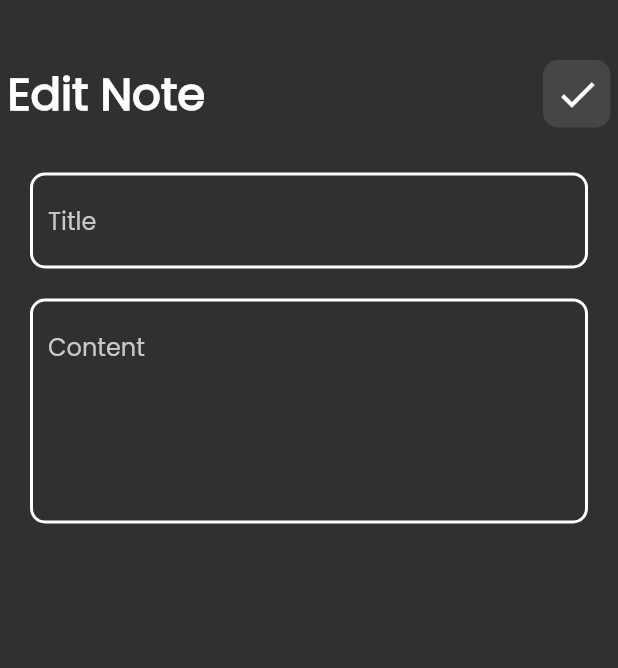
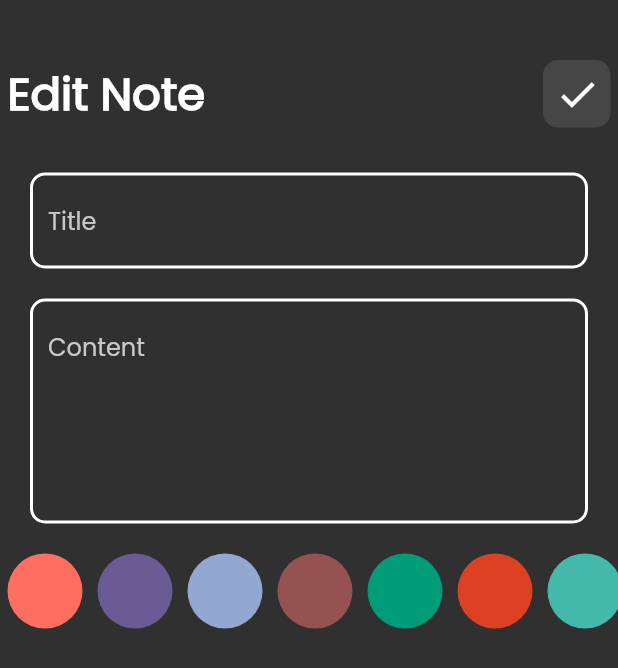
Before and after one commit to MostafaAtef7/notes_app, a Flutter app: the EditView screen opened directly with empty values, on a phone screen of 412 x 824 dp. Shown: the top 668 px of the screen. Run offline on Flutter 3.47's test engine with Material 2 defaults, Android fonts, the phone set to English and light mode, and no system bars; our stand-ins replace bloc, flutter_bloc, hive, hive_flutter; accounts and stored records are empty.

Commit message:
create color list in edit page

```diff
--- a/lib/components/colors_list.dart
+++ b/lib/components/colors_list.dart
@@ -1,5 +1,38 @@
+// ignore_for_file: public_member_api_docs, sort_constructors_first
 import 'package:flutter/material.dart';
+import 'package:flutter_bloc/flutter_bloc.dart';
+import 'package:notes_app_12/cubits/add_note/add_note_cubit.dart';
+
 import 'package:notes_app_12/models/note_model.dart';
+
+import '../constants.dart';
+
+class ColorItem extends StatelessWidget {
+  const ColorItem({
+    Key? key,
+    required this.isActive,
+    required this.color,
+  }) : super(key: key);
+  final bool isActive;
+  final Color color;
+
+  @override
+  Widget build(BuildContext context) {
+    return isActive
+        ? CircleAvatar(
+            radius: 25,
+            backgroundColor: Colors.white,
+            child: CircleAvatar(
+              backgroundColor: color,
+              radius: 23,
+            ),
+          )
+        : CircleAvatar(
+            backgroundColor: color,
+            radius: 25,
+          );
+  }
+}
 
 class ColorsList extends StatefulWidget {
   const ColorsList({super.key});
@@ -9,34 +42,28 @@ class ColorsList extends StatefulWidget {
 }
 
 class _ColorsListState extends State<ColorsList> {
-  final List<Color> color = const [
-    Colors.yellow,
-    Color.fromARGB(255, 99, 255, 107),
-    Color.fromARGB(255, 253, 129, 107),
-    Color.fromRGBO(59, 255, 229, 1),
-    Color.fromARGB(255, 145, 68, 125),
-  ];
+  int state = 0;
 
-  NoteModel? note;
 
   @override
   Widget build(BuildContext context) {
     return ListView.builder(
         scrollDirection: Axis.horizontal,
-        itemCount: color.length,
+        itemCount: kColors.length,
         itemBuilder: (context, index) {
-          return Padding(
-            padding: const EdgeInsets.only(bottom: 20, right: 8, left: 4),
-            child: GestureDetector(
+          return GestureDetector(
               onTap: () {
-                note!.color = color[index] ?? Colors.yellow;
+                state = index;
+                BlocProvider.of<AddNoteCubit>(context).color = kColors[index];
+                setState(() {});
               },
-              child: CircleAvatar(
-                backgroundColor: color[index],
-                radius: 50,
-              ),
-            ),
-          );
+              child: Padding(
+                padding: const EdgeInsets.all(5),
+                child: ColorItem(
+                  color: kColors[index],
+                  isActive: state == index ? true : false,
+                ),
+              ));
         });
   }
 }
--- /dev/null
+++ b/lib/components/edit_note_color_list.dart
@@ -0,0 +1,45 @@
+import 'package:flutter/material.dart';
+import 'package:notes_app_12/models/note_model.dart';
+
+import '../constants.dart';
+import 'colors_list.dart';
+
+class EditNoteColorList extends StatefulWidget {
+  const EditNoteColorList({super.key, required this.note});
+  final NoteModel note;
+
+  @override
+  State<EditNoteColorList> createState() => _EditNoteColorListState();
+}
+
+class _EditNoteColorListState extends State<EditNoteColorList> {
+  // late => tell that the variable will not be null before it used
+  late int state;
+  @override
+  void initState() {
+    state = kColors.indexOf(Color(widget.note.color));
+    super.initState();
+  }
+
+  @override
+  Widget build(BuildContext context) {
+    return ListView.builder(
+        scrollDirection: Axis.horizontal,
+        itemCount: kColors.length,
+        itemBuilder: (context, index) {
+          return GestureDetector(
+              onTap: () {
+                state = index;
+                widget.note.color = kColors[index].value;
+                setState(() {});
+              },
+              child: Padding(
+                padding: const EdgeInsets.all(5),
+                child: ColorItem(
+                  color: kColors[index],
+                  isActive: state == index ? true : false,
+                ),
+              ));
+        });
+  }
+}
--- a/lib/components/item_container.dart
+++ b/lib/components/item_container.dart
@@ -24,7 +24,7 @@ class ItemContainer extends StatelessWidget {
         padding:
             const EdgeInsets.only(right: 15, left: 15, top: 20, bottom: 20),
         decoration: BoxDecoration(
-          color: note.color,
+          color: Color(note.color),
           borderRadius: BorderRadius.circular(16),
         ),
         child: Column(crossAxisAlignment: CrossAxisAlignment.end, children: [
--- a/lib/components/item_list.dart
+++ b/lib/components/item_list.dart
@@ -13,7 +13,7 @@ class ItemList extends StatelessWidget {
     return Expanded(
       child: BlocBuilder<NotesCubit, NotesState>(
         builder: (context, state) {
-          List<NoteModel> notes = BlocProvider.of<NotesCubit>(context).notes!;
+          List<NoteModel> notes = BlocProvider.of<NotesCubit>(context).notes??[];
           return Padding(
             padding: const EdgeInsets.only(bottom: 20),
             child: ListView.builder(
--- a/lib/constants.dart
+++ b/lib/constants.dart
@@ -1 +1,12 @@
+import 'package:flutter/material.dart';
+
 const String kNoteBox = "notes_box";
+List<Color> kColors = const [
+  Color(0xffFF6F61),
+  Color(0xff6B5B95),
+  Color(0xff92A8D1),
+  Color(0xff955251),
+  Color(0xff009B77),
+  Color(0xffDD4124),
+  Color(0xff45B8AC),
+];
--- a/lib/cubits/add_note/add_note_cubit.dart
+++ b/lib/cubits/add_note/add_note_cubit.dart
@@ -1,4 +1,5 @@
 import 'package:bloc/bloc.dart';
+import 'package:flutter/material.dart';
 import 'package:hive_flutter/adapters.dart';
 import 'package:meta/meta.dart';
 import 'package:notes_app_12/constants.dart';
@@ -8,8 +9,10 @@ part 'add_note_state.dart';
 
 class AddNoteCubit extends Cubit<AddNoteState> {
   AddNoteCubit() : super(AddNoteInitial());
+  Color color = const Color(0xffFF6F61);
 
   addNote(NoteModel note) async {
+    note.color = color.value;
     emit(AddNoteLoading());
     try {
       var notesBox = Hive.box<NoteModel>(kNoteBox);
--- a/lib/models/note_model.dart
+++ b/lib/models/note_model.dart
@@ -17,8 +17,9 @@ class NoteModel extends HiveObject {
   @HiveField(2)
   final String date;
   @HiveField(3)
-  Color color;
-  NoteModel({required this.color, required this.title, required this.content, required this.date});
+  int color;
+  NoteModel({required this.title, required this.content, required this.date, required this.color,
+  });
 }
 
 /* after all this we type this line in terminal to generate Adapter type
--- a/lib/screens/edit_view.dart
+++ b/lib/screens/edit_view.dart
@@ -4,6 +4,7 @@ import 'package:notes_app_12/components/appbar.dart';
 import 'package:notes_app_12/components/text_field_for_sheet.dart';
 import 'package:notes_app_12/cubits/notes/notes_cubit.dart';
 import 'package:notes_app_12/models/note_model.dart';
+import '../components/edit_note_color_list.dart';
 
 class EditView extends StatefulWidget {
   const EditView({super.key, required this.note});
@@ -47,6 +48,13 @@ class _EditViewState extends State<EditView> {
             hint: "Content",
             maxLines: 5,
           ),
+          const SizedBox(
+            height: 15,
+          ),
+          SizedBox(
+            height: 60,
+            child: EditNoteColorList(note: widget.note,),
+          )
         ],
       ),
     );
--- a/lib/screens/main_view.dart
+++ b/lib/screens/main_view.dart
@@ -47,6 +47,7 @@ class _MainViewState extends State<MainView> {
         backgroundColor: Colors.blue,
         child: const Icon(Icons.add),
       ),
+
       body: const Padding(
         padding: EdgeInsets.symmetric(horizontal: 20),
         child: Column(
```
Also changed, not shown: lib/screens/note_bottom_sheet_view.dart (+7 -3 lines), lib/models/note_model.g.dart.
